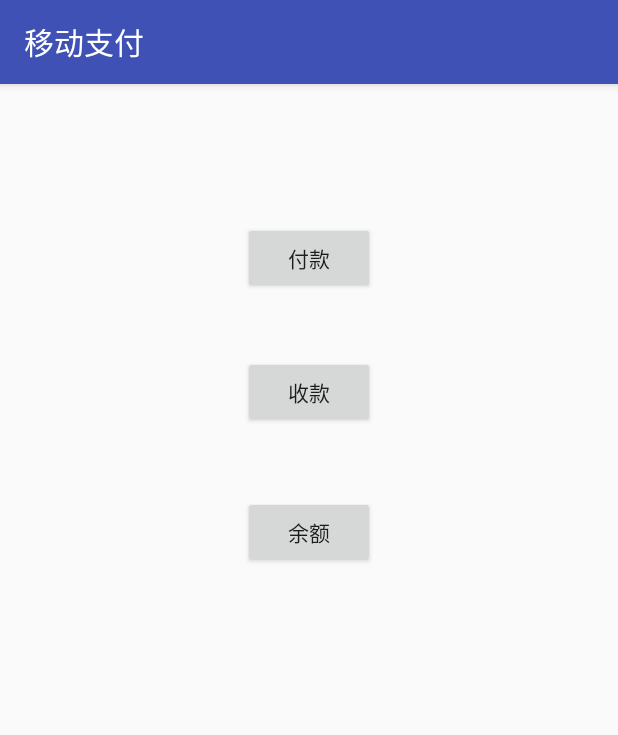
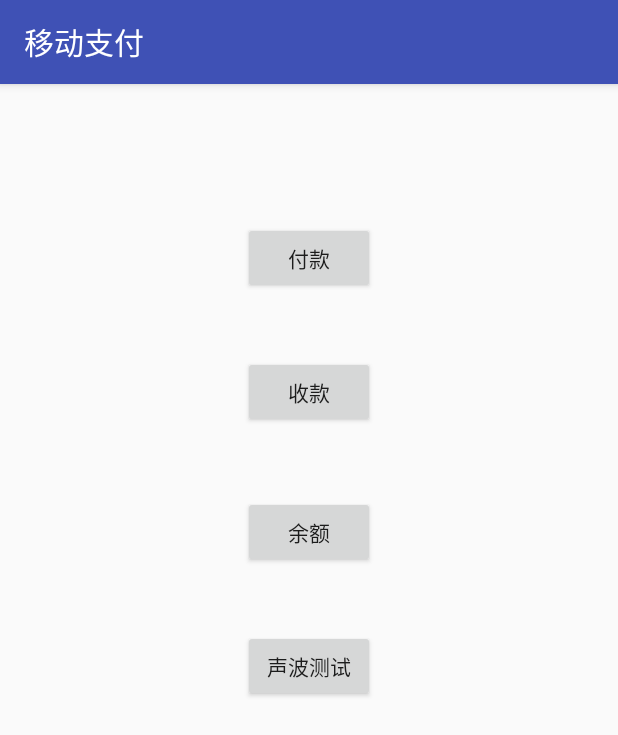
Before and after one commit to zzqw/AcousticPayment, an Android app: the ProceedActivity screen opened directly, with no data from a screen before it, after a tap on "返回", on a phone screen of 412 x 824 dp. Shown: the top 735 px of the screen. Run offline under Robolectric (Android 15) with nearby library versions, the phone set to English and light mode, and no system bars; 3 statements that could not run were skipped.

Commit message:
增加声波测试页面

```diff
--- a/app/src/main/AndroidManifest.xml
+++ b/app/src/main/AndroidManifest.xml
@@ -24,7 +24,8 @@
         <activity android:name=".PaymentActivity" />
         <activity android:name=".ProceedActivity" />
         <activity android:name=".IndexActivity" />
-        <activity android:name=".RegisterActivity"></activity>
+        <activity android:name=".RegisterActivity" />
+        <activity android:name=".Test"></activity>
     </application>
 
 </manifest>
--- a/app/src/main/java/com/scut/srp/acousticpayment/IndexActivity.java
+++ b/app/src/main/java/com/scut/srp/acousticpayment/IndexActivity.java
@@ -23,6 +23,7 @@ public class IndexActivity extends AppCompatActivity {
     private Button pay;
     private Button receive;
     private Button check;
+    private Button test;
     private Socket socket;
     private PrintWriter writer;
     private BufferedReader reader;
@@ -32,6 +33,7 @@ public class IndexActivity extends AppCompatActivity {
         pay=(Button)findViewById(R.id.pay);
         receive=(Button)findViewById(R.id.receive);
         check=(Button)findViewById(R.id.check);
+        test=(Button)findViewById(R.id.test);
     }
     @Override
     protected void onCreate(Bundle savedInstanceState) {
@@ -53,6 +55,15 @@ public class IndexActivity extends AppCompatActivity {
                 intent.putExtras(bundle1);
                 startActivity(intent);
                 IndexActivity.this.finish();
+            }
+        });
+        test.setOnClickListener(new View.OnClickListener(){
+            @Override
+            public void onClick(View v) {
+                Intent intent = new Intent();
+                intent.setClass(IndexActivity.this,Test.class);
+                intent.putExtras(bundle1);
+                startActivity(intent);
             }
         });
         receive.setOnClickListener(new View.OnClickListener(){
--- a/app/src/main/java/com/scut/srp/acousticpayment/PaymentActivity.java
+++ b/app/src/main/java/com/scut/srp/acousticpayment/PaymentActivity.java
@@ -79,6 +79,8 @@ public class PaymentActivity extends AppCompatActivity implements SinVoicePlayer
         back.setOnClickListener(new View.OnClickListener() {
             @Override
             public void onClick(View v) {
+                mSinVoicePlayer.stop();
+                mRecognition.stop();
                 Intent intent = new Intent();
                 intent.setClass(PaymentActivity.this,IndexActivity.class);
                 intent.putExtras(bundle1);
--- a/app/src/main/java/com/scut/srp/acousticpayment/ProceedActivity.java
+++ b/app/src/main/java/com/scut/srp/acousticpayment/ProceedActivity.java
@@ -40,7 +40,7 @@ public class ProceedActivity extends AppCompatActivity implements SinVoicePlayer
     private BufferedReader reader;
     private String stateCode;
     private String RSA_message;
-    private String payID="";
+    private String payID;
 
     private final static String TAG = "MainActivity";
     private final static String CODEBOOK = "12345";
@@ -75,6 +75,8 @@ public class ProceedActivity extends AppCompatActivity implements SinVoicePlayer
         back.setOnClickListener(new View.OnClickListener() {
             @Override
             public void onClick(View v) {
+                mSinVoicePlayer.stop();
+                mRecognition.stop();
                 Intent intent = new Intent();
                 intent.setClass(ProceedActivity.this,IndexActivity.class);
                 intent.putExtras(bundle1);
@@ -179,14 +181,14 @@ public class ProceedActivity extends AppCompatActivity implements SinVoicePlayer
                     @Override
                     public void run() {
                         while (true) {
-                            if (!payID.equals("")) {
+                            if (!payID.equals("01")) {
                                 mSinVoicePlayer.play(VoiceOutHelper.modify("54321"), true, 1000);
                                 new Thread() {
                                     @Override
                                     public void run() {
                                         super.run();
                                         try {
-                                            Thread.sleep(3000);
+                                            Thread.sleep(1000);
                                         } catch (InterruptedException e) {
                                             e.printStackTrace();
                                         }
@@ -225,7 +227,7 @@ public class ProceedActivity extends AppCompatActivity implements SinVoicePlayer
             @Override
             public void run() {
                 payID_txt.setText("等待接收付款方ID");
-                payID="";
+                payID="01";
             }
         });
         Log.v(TAG, "start");
--- a/app/src/main/res/layout/activity_index.xml
+++ b/app/src/main/res/layout/activity_index.xml
@@ -32,4 +32,14 @@
         android:layout_marginTop="45dp"
         android:text="余额" />
 
+    <Button
+        android:id="@+id/test"
+        android:layout_width="wrap_content"
+        android:layout_height="wrap_content"
+        android:layout_alignLeft="@+id/check"
+        android:layout_alignStart="@+id/check"
+        android:layout_below="@+id/check"
+        android:layout_marginTop="41dp"
+        android:text="声波测试" />
+
 </RelativeLayout>
```
Also changed, not shown: app/src/main/java/com/scut/srp/acousticpayment/Test.java (added, +112 -0 lines), app/src/main/res/layout/activity_test.xml (added, +57 -0 lines).
